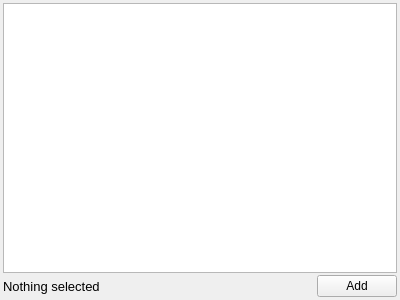
The window that src/tagswidget.ui (fontmatrix/fontmatrix) describes before a commit, drawn with Qt 5.
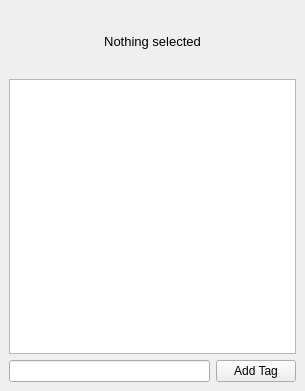
The same window after the commit. Icons and pictures are not drawn.

Commit message: Removed - obsololete Panose button in main dock widget Fixed - unbearable slowness of "Browse folders" Added - geometry & floatness of docked widgets (Browse & Tags) are now restored

```diff
--- a/src/tagswidget.ui
+++ b/src/tagswidget.ui
@@ -5,8 +5,8 @@
    <rect>
     <x>0</x>
     <y>0</y>
-    <width>400</width>
-    <height>300</height>
+    <width>305</width>
+    <height>391</height>
    </rect>
   </property>
   <property name="windowTitle" >
@@ -24,24 +24,8 @@
        <verstretch>1</verstretch>
       </sizepolicy>
      </property>
-     <layout class="QGridLayout" name="gridLayout_12" >
-      <property name="margin" >
-       <number>3</number>
-      </property>
-      <property name="spacing" >
-       <number>2</number>
-      </property>
+     <layout class="QGridLayout" name="gridLayout_2" >
       <item row="0" column="0" colspan="2" >
-       <widget class="QListWidget" name="tagsListWidget" >
-        <property name="acceptDrops" >
-         <bool>true</bool>
-        </property>
-        <property name="statusTip" >
-         <string>Right mouse click on a tag to add it or remove it from TagSet</string>
-        </property>
-       </widget>
-      </item>
-      <item row="1" column="0" >
        <widget class="QLabel" name="titleLabel" >
         <property name="sizePolicy" >
          <sizepolicy vsizetype="Preferred" hsizetype="MinimumExpanding" >
@@ -49,6 +33,12 @@
           <verstretch>0</verstretch>
          </sizepolicy>
         </property>
+        <property name="minimumSize" >
+         <size>
+          <width>0</width>
+          <height>64</height>
+         </size>
+        </property>
         <property name="font" >
          <font>
           <pointsize>10</pointsize>
@@ -67,14 +57,34 @@
          <bool>true</bool>
         </property>
         <property name="alignment" >
-         <set>Qt::AlignLeading|Qt::AlignLeft|Qt::AlignVCenter</set>
+         <set>Qt::AlignCenter</set>
+        </property>
+        <property name="wordWrap" >
+         <bool>true</bool>
         </property>
         <property name="buddy" >
          <cstring>tagsListWidget</cstring>
         </property>
        </widget>
       </item>
-      <item row="1" column="1" >
+      <item row="1" column="0" colspan="2" >
+       <widget class="QListWidget" name="tagsListWidget" >
+        <property name="acceptDrops" >
+         <bool>true</bool>
+        </property>
+        <property name="statusTip" >
+         <string>Right mouse click on a tag to add it or remove it from TagSet</string>
+        </property>
+       </widget>
+      </item>
+      <item row="2" column="0" >
+       <widget class="QLineEdit" name="newTagName" >
+        <property name="text" >
+         <string/>
+        </property>
+       </widget>
+      </item>
+      <item row="2" column="1" >
        <widget class="QPushButton" name="newTagButton" >
         <property name="sizePolicy" >
          <sizepolicy vsizetype="Fixed" hsizetype="Fixed" >
@@ -86,11 +96,7 @@
          <string>Add a tag</string>
         </property>
         <property name="text" >
-         <string>Add</string>
-        </property>
-        <property name="icon" >
-         <iconset resource="application.qrc" >
-          <normaloff>:/fontmatrix_tags.png</normaloff>:/fontmatrix_tags.png</iconset>
+         <string>Add Tag</string>
         </property>
         <property name="flat" >
          <bool>false</bool>
```
Left out of the diff: 2 changed lines with no effect on the pictures. The commit also changes 7 other files.
